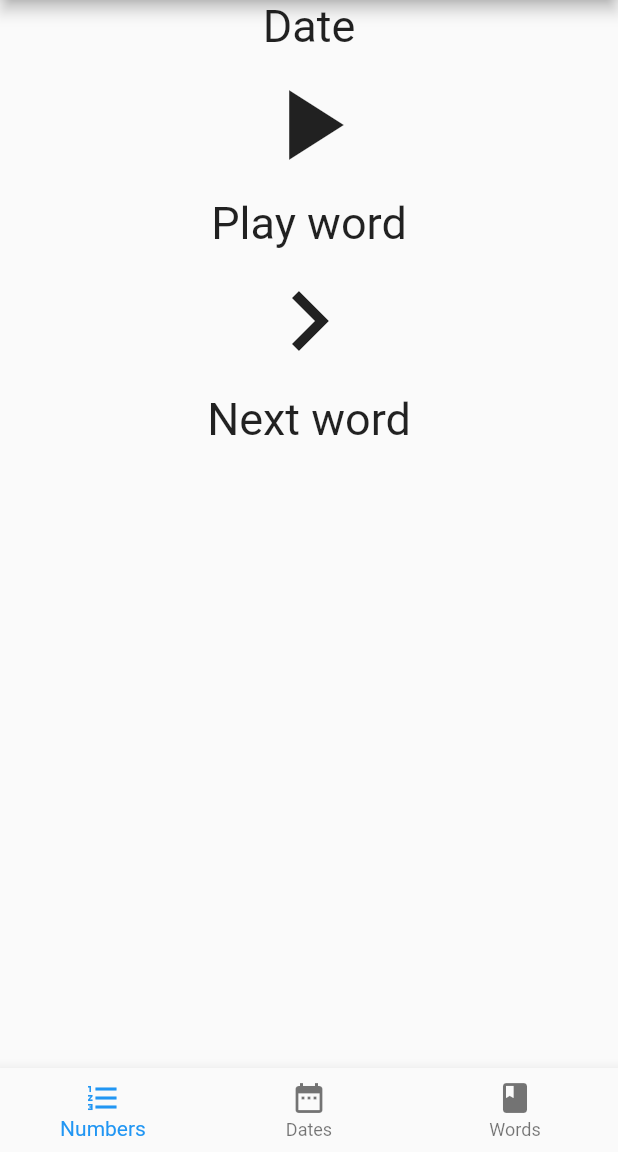
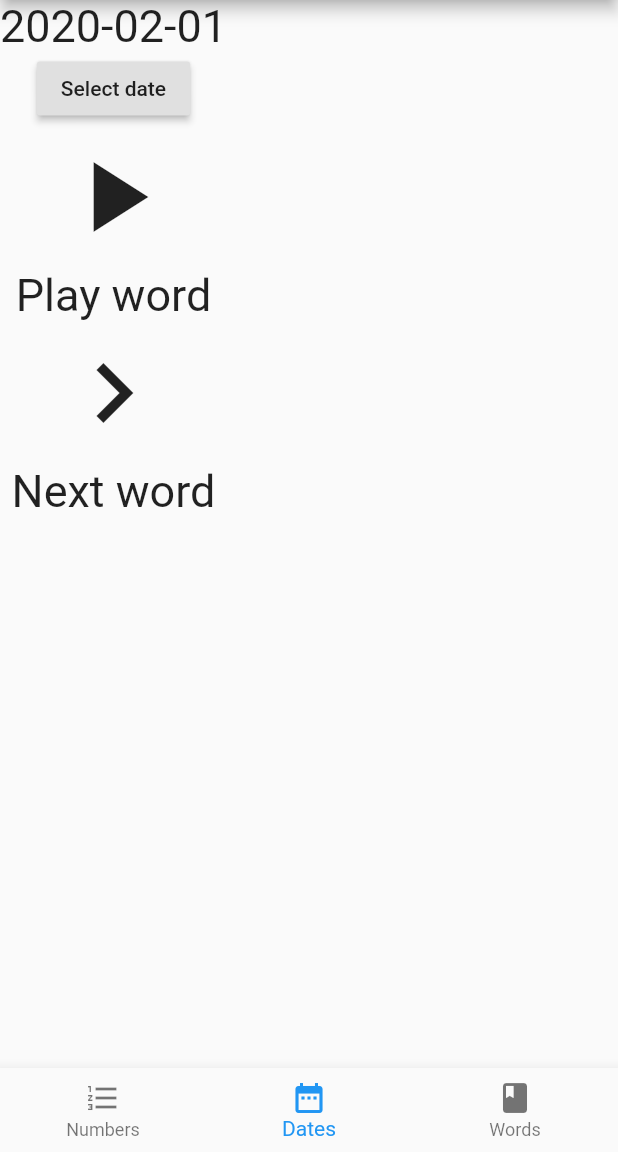
Before and after one commit to janagrill/aphasia-helper, a Flutter app: the screen it shows after launch, on a phone screen of 412 x 824 dp, the part 84-1236 px from its top. Run offline on Flutter 3.47's test engine with Material 2 defaults, Android fonts, the light colour scheme and no system bars.

Commit message:
Add DateTrainer

```diff
--- /dev/null
+++ b/coding_challenge/lib/date_trainer.dart
@@ -0,0 +1,57 @@
+import 'package:flutter/material.dart';
+
+class DateTrainer extends StatefulWidget {
+
+  @override
+  _DateTrainerState createState() => _DateTrainerState();
+}
+
+class _DateTrainerState extends State<DateTrainer> {
+  DateTime selectedDate = DateTime.now();
+
+  Future<Null> _selectDate(BuildContext context) async {
+    final DateTime picked = await showDatePicker(
+        context: context,
+        initialDate: selectedDate,
+        firstDate: DateTime(2015, 8),
+        lastDate: DateTime(2101));
+    if (picked != null && picked != selectedDate)
+      setState(() {
+        selectedDate = picked;
+      });
+  }
+
+  @override
+  Widget build(BuildContext context) {
+    return Column(
+      mainAxisSize: MainAxisSize.min,
+
+      children: <Widget>[
+        Text("${selectedDate.toLocal()}".split(' ')[0], style: TextStyle(fontSize: 30)),
+        RaisedButton(onPressed: () => _selectDate(context), child: Text('Select date')),
+        IconButton(
+          iconSize: 80,
+          icon: Icon(Icons.play_arrow),
+          onPressed: () {
+            print('play button pressed');
+          },
+        ),
+        Text(
+          'Play word',
+          style: TextStyle(fontSize: 30),
+        ),
+        IconButton(
+          iconSize: 80,
+          icon: Icon(Icons.navigate_next),
+          onPressed: () {
+            print('next button pressed');
+          },
+        ),
+        Text(
+          'Next word',
+          style: TextStyle(fontSize: 30),
+        ),
+      ],
+    );
+  }
+}
--- a/coding_challenge/lib/home.dart
+++ b/coding_challenge/lib/home.dart
@@ -1,4 +1,12 @@
 import 'package:flutter/material.dart';
+
+import 'date_trainer.dart';
+
+var tabs = [
+  Text('Numbers'),
+  DateTrainer(),
+  Text('Words'),
+];
 
 class Home extends StatefulWidget {
   @override
@@ -8,6 +16,8 @@ class Home extends StatefulWidget {
 }
 
 class _HomeState extends State<Home> {
+  int tabIndex = 1;
+
   @override
   Widget build(BuildContext context) {
     return Scaffold(
@@ -15,7 +25,8 @@ class _HomeState extends State<Home> {
         title: Text('Aphasia'),
       ),
       bottomNavigationBar: BottomNavigationBar(
-        currentIndex: 0, // this will be set when a new tab is tapped
+        currentIndex: tabIndex,
+        onTap: (int index) => setState(() { tabIndex = index; }),
         items: [
           BottomNavigationBarItem(
             icon: new Icon(Icons.format_list_numbered),
@@ -31,45 +42,7 @@ class _HomeState extends State<Home> {
           )
         ],
       ),
-      body: PlayWordPage(),
+      body: tabs[tabIndex],
     );
   }
 }
-
-class PlayWordPage extends StatelessWidget {
-  @override
-  Widget build(BuildContext context) {
-    return Center(
-      child: Column(
-        children: <Widget>[
-          Text(
-            'Date',
-            style: TextStyle(fontSize: 30),
-          ),
-          IconButton(
-            iconSize: 80,
-            icon: Icon(Icons.play_arrow),
-            onPressed: () {
-              print('play button pressed');
-            },
-          ),
-          Text(
-            'Play word',
-            style: TextStyle(fontSize: 30),
-          ),
-          IconButton(
-            iconSize: 80,
-            icon: Icon(Icons.navigate_next),
-            onPressed: () {
-              print('next button pressed');
-            },
-          ),
-          Text(
-            'Next word',
-            style: TextStyle(fontSize: 30),
-          ),
-        ],
-      ),
-    );
-  }
-}
```
